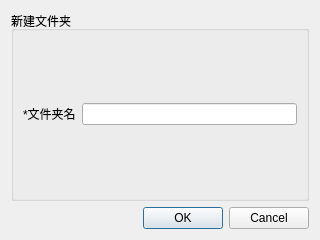
Old version of the form GUI/CreatNewFolder.ui in the repository SelfAlone/LanRemoteManager.
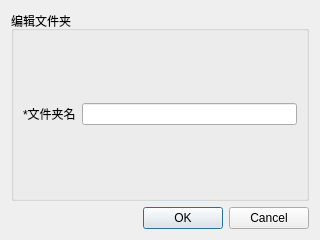
New version of the form.

Patch:
```diff
--- a/GUI/CreatNewFolder.ui
+++ b/GUI/CreatNewFolder.ui
@@ -29,7 +29,7 @@
    <item>
     <widget class="QGroupBox" name="groupBox">
      <property name="title">
-      <string>新建文件夹</string>
+      <string>编辑文件夹</string>
      </property>
      <layout class="QVBoxLayout" name="verticalLayout">
       <item>
```
Left out of the diff: 2 changed lines with no effect on the pictures.
